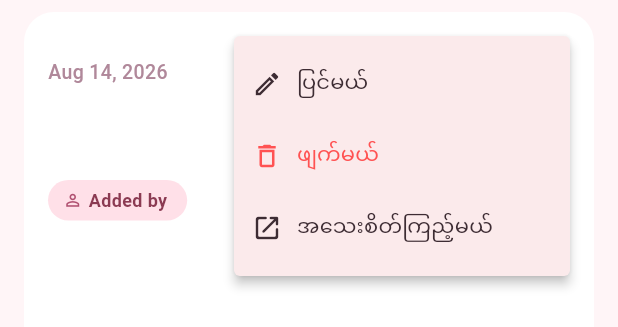
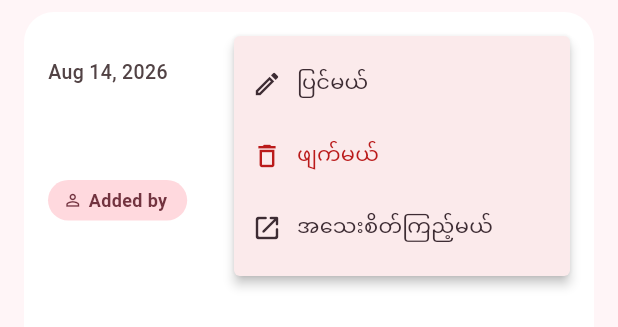
Before and after one commit to thetmyopaing4889-svg/entwined-memories-app, a Flutter app: the MemoryCard widget shown alone on an empty page, opened directly with empty values, after a tap on the "keyboard control" icon, on a phone screen of 412 x 824 dp. Shown: the top 327 px of the screen. Run offline on Flutter 3.47's test engine with Material 3 defaults, Android fonts, the phone set to English and light mode, and no system bars; our stand-ins replace cloud_firestore, firebase_auth, firebase_core, image_cropper, image_picker, package_info_plus and 2 more; accounts and stored records are empty.

Commit message:
Fix Android crop controls and dark mode memory contrast

```diff
--- a/entwined-memories-app/lib/widgets/memory_card.dart
+++ b/entwined-memories-app/lib/widgets/memory_card.dart
@@ -30,6 +30,7 @@ class MemoryCard extends StatelessWidget {
 
   @override
   Widget build(BuildContext context) {
+    final colors = Theme.of(context).colorScheme;
     return Card(
       margin: const EdgeInsets.symmetric(horizontal: 16, vertical: 8),
       clipBehavior: Clip.antiAlias,
@@ -54,9 +55,9 @@ class MemoryCard extends StatelessWidget {
                     Expanded(
                       child: Text(
                         memory.formattedDate,
-                        style: const TextStyle(
+                        style: TextStyle(
                           fontSize: 13,
-                          color: Color(0xFFB0889A),
+                          color: colors.onSurfaceVariant,
                           fontWeight: FontWeight.w500,
                         ),
                       ),
@@ -66,8 +67,7 @@ class MemoryCard extends StatelessWidget {
                     const SizedBox(width: 4),
                     PopupMenuButton<_MemoryAction>(
                       tooltip: 'Memory options',
-                      icon: const Icon(Icons.more_horiz,
-                          color: Color(0xFF8B3A52)),
+                      icon: Icon(Icons.more_horiz, color: colors.primary),
                       onSelected: (action) {
                         switch (action) {
                           case _MemoryAction.edit:
@@ -111,9 +111,9 @@ class MemoryCard extends StatelessWidget {
                 const SizedBox(height: 10),
                 Text(
                   memory.note,
-                  style: const TextStyle(
+                  style: TextStyle(
                     fontSize: 15,
-                    color: Color(0xFF3D2C33),
+                    color: colors.onSurface,
                     height: 1.75,
                     letterSpacing: 0.1,
                   ),
@@ -125,20 +125,20 @@ class MemoryCard extends StatelessWidget {
                   padding:
                       const EdgeInsets.symmetric(horizontal: 10, vertical: 5),
                   decoration: BoxDecoration(
-                    color: const Color(0xFFFFE0E8),
+                    color: colors.primaryContainer,
                     borderRadius: BorderRadius.circular(20),
                   ),
                   child: Row(
                     mainAxisSize: MainAxisSize.min,
                     children: [
-                      const Icon(Icons.person_outline,
-                          size: 13, color: Color(0xFFB05070)),
+                      Icon(Icons.person_outline,
+                          size: 13, color: colors.onPrimaryContainer),
                       const SizedBox(width: 4),
                       Text(
                         'Added by ${memory.createdBy}',
-                        style: const TextStyle(
+                        style: TextStyle(
                           fontSize: 12,
-                          color: Color(0xFF8B3A52),
+                          color: colors.onPrimaryContainer,
                           fontWeight: FontWeight.w600,
                         ),
                       ),
@@ -169,7 +169,8 @@ class _MenuItem extends StatelessWidget {
 
   @override
   Widget build(BuildContext context) {
-    final color = isDestructive ? Colors.redAccent : const Color(0xFF3D2C33);
+    final colors = Theme.of(context).colorScheme;
+    final color = isDestructive ? colors.error : colors.onSurface;
     return Row(
       children: [
         Icon(icon, size: 20, color: color),
@@ -277,6 +278,7 @@ class _ImagePreview extends StatelessWidget {
 
   @override
   Widget build(BuildContext context) {
+    final colors = Theme.of(context).colorScheme;
     return Semantics(
       button: true,
       label: 'Open memory photo full screen',
@@ -295,17 +297,17 @@ class _ImagePreview extends StatelessWidget {
             loadingBuilder: (_, child, progress) {
               if (progress == null) return child;
               return Container(
-                color: const Color(0xFFFFE0E8),
-                child: const Center(
+                color: colors.surfaceContainerHighest,
+                child: Center(
                   child: CircularProgressIndicator(
-                      color: Color(0xFFE8A0B4), strokeWidth: 2),
+                      color: colors.primary, strokeWidth: 2),
                 ),
               );
             },
             errorBuilder: (_, __, ___) => Container(
-              color: const Color(0xFFFFE0E8),
-              child: const Icon(Icons.broken_image_outlined,
-                  color: Color(0xFFE8A0B4), size: 48),
+              color: colors.surfaceContainerHighest,
+              child: Icon(Icons.broken_image_outlined,
+                  color: colors.primary, size: 48),
             ),
           ),
         ),
```
Also changed, not shown: 1 other file.
